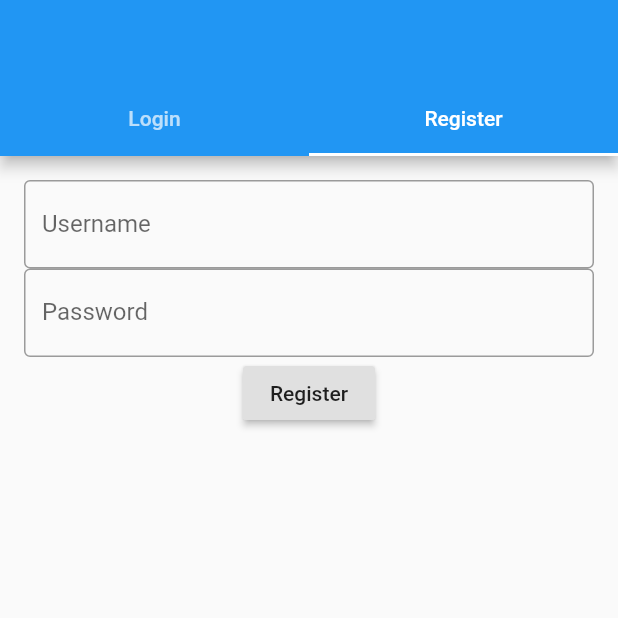
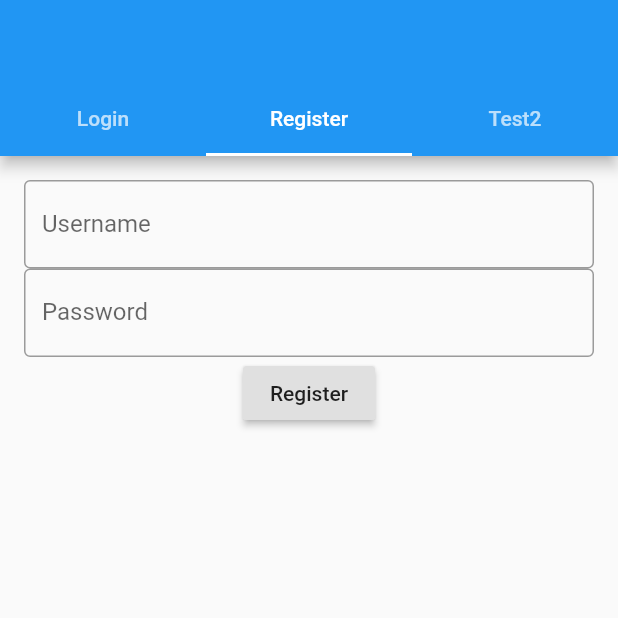
Before and after one commit to skorulis/flutter_aircrest, a Flutter app: the screen it shows after launch, tab 2 chosen, after a tap on "Register", on a phone screen of 412 x 824 dp, the top half of it. Run offline on Flutter 3.47's test engine with Material 2 defaults, Android fonts, the phone set to English and light mode, and no system bars; our stand-ins replace async_redux; generated files the repository leaves out were written again; network calls fail.

Commit message:
Enable login API

```diff
--- a/lib/api/UserAPI.dart
+++ b/lib/api/UserAPI.dart
@@ -1,16 +1,43 @@
+import 'package:Aircrest/model/NetworkError.dart';
 import 'package:http/http.dart' as http;
 import 'dart:convert';
 import "../model/AuthenticatedUser.dart";
+import "../model/NetworkError.dart";
 
-Future<AuthenticatedUser> authenticate(username, password) async {
-  String basicAuth =
-      'Basic ' + base64Encode(utf8.encode('$username:$password'));
-  final response = await http.post('http://localhost:7000/api/user/login',
-      headers: {"Authorization": basicAuth});
-
-  if (response.statusCode < 400) {
-    return AuthenticatedUser.fromJson(json.decode(response.body));
-  } else {
-    throw ('Failed to load album');
+class BaseAPI {
+  Future<http.Response> defaultPost(String path,
+      {Map<String, String> headers, body}) async {
+    String baseURL = "http://localhost:7000/api/";
+    String fullURL = baseURL + path;
+    print("POST : $fullURL with $body");
+    final response = await http.post(fullURL, body: body, headers: headers);
+    String responseBody = response.body;
+    print("RESPONSE: $responseBody");
+    if (response.statusCode >= 400) {
+      NetworkError error = NetworkError.fromJson(json.decode(responseBody));
+      throw error;
+    }
+    return response;
   }
 }
+
+class UserAPI extends BaseAPI {
+  Future<AuthenticatedUser> authenticate(username, password) async {
+    String basicAuth =
+        'Basic ' + base64Encode(utf8.encode('$username:$password'));
+
+    final response =
+        await defaultPost('user/login', headers: {"Authorization": basicAuth});
+    return AuthenticatedUser.fromJson(json.decode(response.body));
+  }
+
+  Future<AuthenticatedUser> register(username, password) async {
+    Map<String, dynamic> model = <String, dynamic>{
+      'email': username,
+      'password': password,
+    };
+
+    final response = await defaultPost('user/register', body: model);
+    return AuthenticatedUser.fromJson(json.decode(response.body));
+  }
+}
--- a/lib/main.dart
+++ b/lib/main.dart
@@ -1,7 +1,7 @@
 import 'package:flutter/material.dart';
 import 'package:async_redux/async_redux.dart';
 import 'store/AppState.dart';
-import "login/LoginWidget.dart";
+import "widget/main/AppTabsWidget.dart";
 import "store/AppStore.dart";
 
 void main() {
@@ -23,6 +23,6 @@ class MainAppWidget extends StatelessWidget {
           primarySwatch: Colors.blue,
           visualDensity: VisualDensity.adaptivePlatformDensity,
         ),
-        home: LoginContainerWidget());
+        home: AppTabsWidget());
   }
 }
--- a/lib/model/AuthenticatedUser.dart
+++ b/lib/model/AuthenticatedUser.dart
@@ -10,7 +10,7 @@ class AuthenticatedUser {
 
   AuthenticatedUser({this.email, this.token});
 
-  factory AuthenticatedUser.fromJson(Map<String, dynamic> json) => _$AuthenticatedUserFromJson(json);
+  factory AuthenticatedUser.fromJson(Map<String, dynamic> json) =>
+      _$AuthenticatedUserFromJson(json);
   Map<String, dynamic> toJson() => _$AuthenticatedUserToJson(this);
-
 }
--- a/lib/store/AppStore.dart
+++ b/lib/store/AppStore.dart
@@ -29,7 +29,8 @@ class MyErrorObserver<St> implements ErrorObserver<St> {
 
 class TestAction extends ReduxAction<AppState> {
   AppState reduce() {
-    return this.state;
+    print("TEST " + state.test.toString());
+    return AppState(email: state.email, test: state.test + 1);
   }
 }
 
@@ -42,8 +43,22 @@ class LoginAction extends ReduxAction<AppState> {
   @override
   Future<AppState> reduce() async {
     debugPrint("Start reduce");
-    AuthenticatedUser response = await authenticate(username, password);
+    AuthenticatedUser response =
+        await UserAPI().authenticate(username, password);
     debugPrint("Finish reduce");
     return AppState(email: response.email, test: 1);
   }
 }
+
+class RegisterAction extends ReduxAction<AppState> {
+  final String username;
+  final String password;
+
+  RegisterAction({this.username, this.password});
+
+  @override
+  Future<AppState> reduce() async {
+    AuthenticatedUser response = await UserAPI().register(username, password);
+    return AppState(email: response.email, test: 1);
+  }
+}
--- a/lib/login/LoginWidget.dart
+++ b/lib/widget/login/LoginWidget.dart
@@ -1,43 +1,6 @@
-//import '../model/Authenticateduser.dart';
 import 'package:flutter/material.dart';
 import 'package:flutter/foundation.dart';
-import "../store/AppStore.dart";
-//import "../api/UserAPI.dart";
-
-final List<Tab> tabs = <Tab>[Tab(text: 'Login'), Tab(text: 'Register')];
-
-class LoginContainerWidget extends StatelessWidget {
-  @override
-  Widget build(BuildContext context) {
-    return DefaultTabController(
-      length: tabs.length,
-      // The Builder widget is used to have a different BuildContext to access
-      // closest DefaultTabController.
-      child: Builder(builder: (BuildContext context) {
-        final TabController tabController = DefaultTabController.of(context);
-        tabController.addListener(() {
-          if (!tabController.indexIsChanging) {
-            // Your code goes here.
-            // To get index of current tab use tabController.index
-          }
-        });
-        return Scaffold(
-          appBar: AppBar(
-            bottom: TabBar(
-              tabs: tabs,
-            ),
-          ),
-          body: TabBarView(
-            children: [
-              Padding(padding: EdgeInsets.all(16.0), child: LoginWidget()),
-              Padding(padding: EdgeInsets.all(16.0), child: RegisterWidget())
-            ],
-          ),
-        );
-      }),
-    );
-  }
-}
+import "../../store/AppStore.dart";
 
 class LoginWidget extends StatefulWidget {
   @override
@@ -71,8 +34,10 @@ class _LoginWidgetState extends State<LoginWidget> {
               border: OutlineInputBorder(), labelText: "Password")),
       RaisedButton(
           onPressed: () {
+            Scaffold.of(context)
+                .showSnackBar(SnackBar(content: Text("Change tab")));
             debugPrint("Test" + usernameController.text);
-            Redux.store.dispatch(LoginAction(
+            Redux.store.dispatchFuture(LoginAction(
                 username: usernameController.text,
                 password: passwordController.text));
             debugPrint("Login32" + usernameController.text);
@@ -114,6 +79,9 @@ class _RegisterWidgetState extends State<RegisterWidget> {
               border: OutlineInputBorder(), labelText: "Password")),
       RaisedButton(
           onPressed: () {
+            Redux.store.dispatchFuture(RegisterAction(
+                username: usernameController.text,
+                password: passwordController.text));
             debugPrint("Press");
           },
           child: Text("Register"))
--- /dev/null
+++ b/lib/widget/main/AppTabsWidget.dart
@@ -0,0 +1,43 @@
+import 'package:flutter/material.dart';
+import "../login/LoginWidget.dart";
+import "../login/TestWidget.dart";
+
+final List<Tab> tabs = <Tab>[
+  Tab(text: 'Login'),
+  Tab(text: 'Register'),
+  Tab(text: 'Test2')
+];
+
+class AppTabsWidget extends StatelessWidget {
+  @override
+  Widget build(BuildContext context) {
+    return DefaultTabController(
+      length: tabs.length,
+      // The Builder widget is used to have a different BuildContext to access
+      // closest DefaultTabController.
+      child: Builder(builder: (BuildContext context) {
+        final TabController tabController = DefaultTabController.of(context);
+        tabController.addListener(() {
+          if (!tabController.indexIsChanging) {
+            // Your code goes here.
+            // To get index of current tab use tabController.index
+          }
+        });
+        return Scaffold(
+          appBar: AppBar(
+            bottom: TabBar(
+              tabs: tabs,
+            ),
+          ),
+          body: TabBarView(
+            children: [
+              Padding(padding: EdgeInsets.all(16.0), child: LoginWidget()),
+              Padding(padding: EdgeInsets.all(16.0), child: RegisterWidget()),
+              Padding(padding: EdgeInsets.all(16.0), child: TestWidget()),
+            ],
+          ),
+        );
+      }),
+    );
+  }
+}
```
Also changed, not shown: lib/login/TestWidget.dart (deleted, +0 -10 lines), lib/model/NetworkError.dart (added, +19 -0 lines), lib/widget/login/TestWidget.dart (added, +15 -0 lines), lib/model/NetworkError.g.dart (added).
